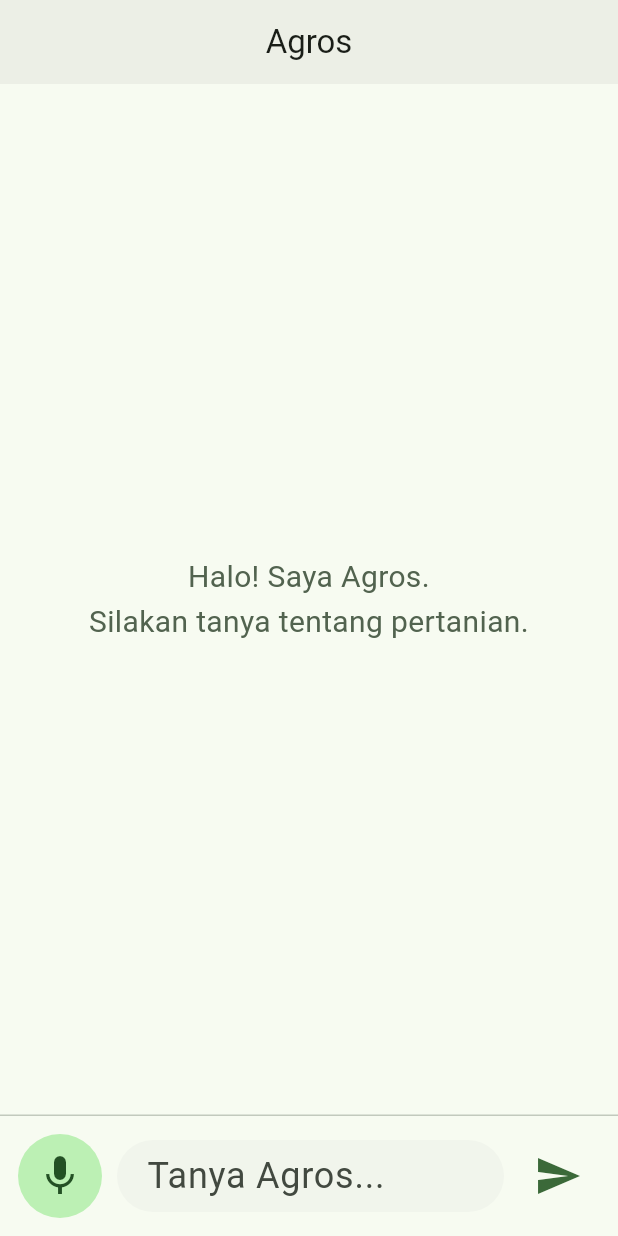
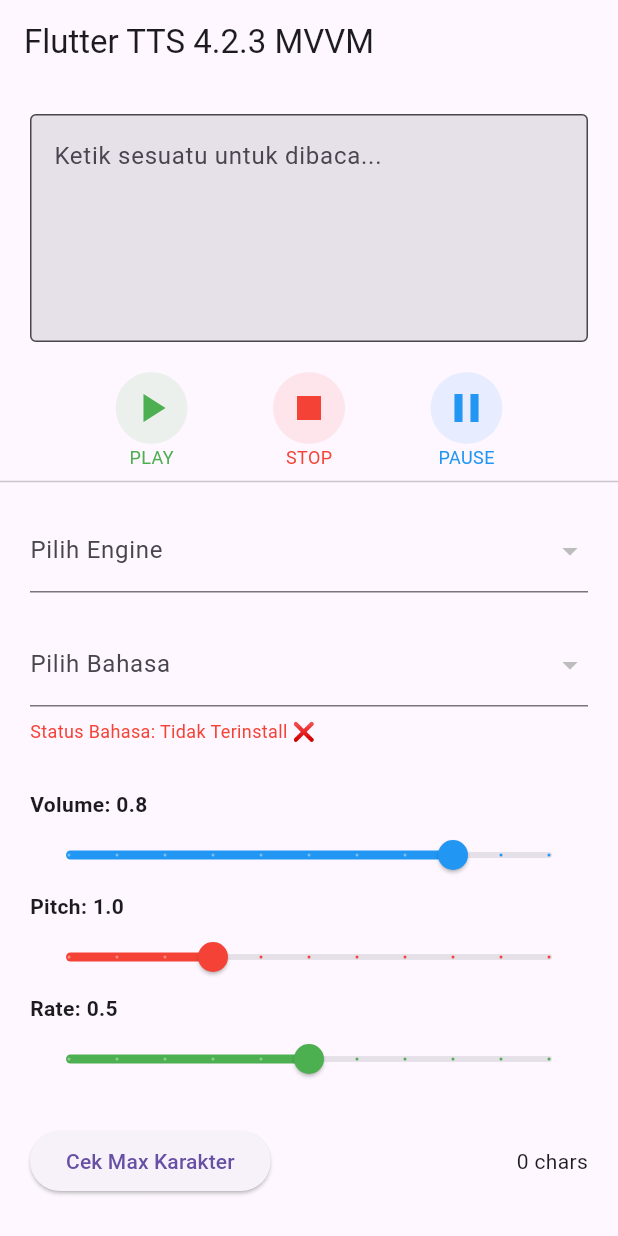
Before and after one commit to 1nnocentia/Agros-Frontend, a Flutter app: the screen it shows after launch, on a phone screen of 412 x 824 dp. Run offline on Flutter 3.47's test engine with Material 3 defaults, Android fonts, the phone set to English and light mode, and no system bars; our stand-ins replace firebase_ai, firebase_core, flutter_dotenv, flutter_tts, permission_handler, speech_to_text; missing offline and left inert: porcupine_flutter; accounts and stored records are empty; generated files the repository leaves out were written again.

Commit message:
feat: add TTS functionality with TtsView and TtsViewModel

```diff
--- a/lib/main.dart
+++ b/lib/main.dart
@@ -16,44 +16,60 @@
 import 'package:agros/presentation/viewmodels/chat_viewmodel.dart';
 import 'package:agros/presentation/views/chat_testing_view.dart';
 
-void main() async {
-  WidgetsFlutterBinding.ensureInitialized();
-    SystemChrome.setEnabledSystemUIMode(SystemUiMode.edgeToEdge);
-    SystemChrome.setSystemUIOverlayStyle(const SystemUiOverlayStyle(
-      systemNavigationBarColor: Colors.transparent,
-      statusBarColor: Colors.transparent,
-      statusBarIconBrightness: Brightness.dark,
-  ));
-  await dotenv.load(fileName: '.env');
-  await Firebase.initializeApp(
-    options: DefaultFirebaseOptions.currentPlatform,
+// void main() async {
+//   WidgetsFlutterBinding.ensureInitialized();
+//     SystemChrome.setEnabledSystemUIMode(SystemUiMode.edgeToEdge);
+//     SystemChrome.setSystemUIOverlayStyle(const SystemUiOverlayStyle(
+//       systemNavigationBarColor: Colors.transparent,
+//       statusBarColor: Colors.transparent,
+//       statusBarIconBrightness: Brightness.dark,
+//   ));
+//   await dotenv.load(fileName: '.env');
+//   await Firebase.initializeApp(
+//     options: DefaultFirebaseOptions.currentPlatform,
+//   );
+//   runApp(const MyApp());
+// }
+
+// class MyApp extends StatelessWidget {
+//   const MyApp({super.key});
+
+//   @override
+//   Widget build(BuildContext context) {
+//     return MultiProvider(
+//       providers: [
+//         ChangeNotifierProvider(
+//           create: (_) => SttViewmodel()..initSpeechState(),
+//         ),
+
+//         ChangeNotifierProvider(
+//           create: (_) => ChatViewModel(),
+//         ),
+//       ],
+//       child: MaterialApp(
+//         title: 'Agros',
+//         debugShowCheckedModeBanner: false,
+
+//         theme: AppTheme.lightTheme,
+
+//         home: const ChatPage(),
+//       ),
+//     );
+//   }
+// }
+
+import 'package:agros/presentation/viewmodels/tts_viewmodel.dart';
+import 'package:agros/presentation/views/tts_view.dart';
+
+void main() {
+  runApp(
+    MultiProvider(
+      providers: [
+        ChangeNotifierProvider(create: (_) => TtsViewModel()),
+      ],
+      child: const MaterialApp(
+        home: TtsView(),
+      ),
+    ),
   );
-  runApp(const MyApp());
 }
-
-class MyApp extends StatelessWidget {
-  const MyApp({super.key});
-
-  @override
-  Widget build(BuildContext context) {
-    return MultiProvider(
-      providers: [
-        ChangeNotifierProvider(
-          create: (_) => SttViewmodel()..initSpeechState(),
-        ),
-
-        ChangeNotifierProvider(
-          create: (_) => ChatViewModel(),
-        ),
-      ],
-      child: MaterialApp(
-        title: 'Agros',
-        debugShowCheckedModeBanner: false,
-
-        theme: AppTheme.lightTheme,
-
-        home: const ChatPage(),
-      ),
-    );
-  }
-}
--- /dev/null
+++ b/lib/presentation/viewmodels/tts_viewmodel.dart
@@ -0,0 +1,204 @@
+import 'dart:io' show Platform;
+import 'package:flutter/foundation.dart';
+import 'package:agros/core/services/tts_service.dart';
+
+
+
+enum TtsState {playing, stopped, paused, continued}
+
+class TtsViewModel extends ChangeNotifier {
+  final TtsService _service = TtsService();
+
+  TtsState _ttsState = TtsState.stopped;
+
+  String? _language;
+  String? _engine;
+
+  double _volume = 0.8;
+  double _pitch = 1.0;
+  double _rate = 0.5;
+
+  bool _isCurrentLanguageInstalled = false;
+  int? _inputLength;
+
+  List<String> _languages = [];
+  List<String> _engines = [];
+
+  TtsState get ttsState => _ttsState;
+  String? get language => _language;
+  String? get engine => _engine;
+  double get volume => _volume;
+  double get pitch => _pitch;
+  double get rate => _rate;
+  bool get isCurrentLanguageInstalled => _isCurrentLanguageInstalled;
+  int? get inputLength => _inputLength;
+  List<String> get languages => _languages;
+  List<String> get engines => _engines;
+
+  bool get isPlaying => _ttsState == TtsState.playing;
+  bool get isAndroid => !kIsWeb && Platform.isAndroid;
+
+  TtsViewModel() {
+    _initTts();
+  }
+
+  Future<void> _initTts() async {
+    await _service.init();
+
+    await _loadLanguages();
+    if (isAndroid) {
+      await _loadEngines();
+    }
+
+    final systemLocale = PlatformDispatcher.instance.locale;
+    final systemLanguageCode = "${systemLocale.languageCode}-${systemLocale.countryCode}";
+
+    debugPrint("System Locale User: $systemLanguageCode");
+
+    bool hasIndonesian = _languages.contains('id-ID');
+
+    bool hasSystemLang = _languages.contains(systemLanguageCode);
+
+    if (systemLanguageCode == 'id-ID' && hasIndonesian) {
+      await setLanguage('id-ID');
+      debugPrint("Menggunakan Bahasa Indonesia (Sesuai System).");
+    } else if (hasSystemLang) {
+      await setLanguage(systemLanguageCode);
+      debugPrint("Menggunakan Bahasa System: $systemLanguageCode");
+    } else if (hasIndonesian) {
+      await setLanguage('id-ID');
+      debugPrint("Bahasa System tidak didukung. Fallback ke Bahasa Indonesia.");
+    } else {
+      debugPrint("Tidak ada bahasa yang cocok. Menggunakan default engine.");
+    }
+
+    _service.instance.setStartHandler(() {
+      _ttsState = TtsState.playing;
+      notifyListeners();
+    });
+
+    _service.instance.setCompletionHandler(() {
+      _ttsState = TtsState.stopped;
+      notifyListeners();
+    });
+
+    _service.instance.setCancelHandler(() {
+      _ttsState = TtsState.stopped;
+      notifyListeners();
+    });
+
+    _service.instance.setPauseHandler(() {
+      _ttsState = TtsState.paused;
+      notifyListeners();
+    });
+
+    _service.instance.setContinueHandler(() {
+      _ttsState = TtsState.continued;
+      notifyListeners();
+    });
+
+    _service.instance.setErrorHandler((msg) {
+      debugPrint("TTS Error: $msg");
+      _ttsState = TtsState.stopped;
+      notifyListeners();
+    });
+  }
+
+  Future<void> _loadLanguages() async {
+    try {
+      dynamic langs = await _service.getLanguages();
+      if (langs != null && langs is List) {
+        _languages = langs.map((e) => e.toString()).toList();
+        notifyListeners();
+      }
+    } catch (e) {
+      debugPrint("Error loading languages: $e");
+    }
+  }
+
+  Future<void> _loadEngines() async {
+    try {
+      dynamic engines = await _service.getEngines();
+      if (engines != null && engines is List) {
+        _engines = engines.map((e) => e.toString()).toList();
+        notifyListeners();
+      }
+    } catch (e) {
+      debugPrint("Error loading engines: $e");
+    }
+  }
+
+  Future<void> speak(String text) async {
+    if (text.trim().isEmpty) return;
+
+    await _service.setVolume(_volume);
+    await _service.setRate(_rate);
+    await _service.setPitch(_pitch);
+
+    if (_language != null) {
+      await _service.setLanguage(_language!);
+    }
+
+    await _service.speak(text);
+  }
+
+  Future<void> stop() async {
+    var result = await _service.stop();
+    if (result == 1) {
+      _ttsState = TtsState.stopped;
+      notifyListeners();
+    }
+  }
+
+  Future<void> pause() async {
+    var result = await _service.pause();
+    if (result == 1) {
+      _ttsState = TtsState.paused;
+      notifyListeners();
+    }
+  }
+
+  Future<void> setLanguage(String? lang) async {
+    _language = lang;
+    if (lang != null) {
+      await _service.setLanguage(lang);
+      if (isAndroid) {
+        var installed = await _service.instance.isLanguageInstalled(lang);
+        _isCurrentLanguageInstalled = (installed as bool);
+
+        if (!_isCurrentLanguageInstalled) {
+          debugPrint("Peringatan: Bahasa $lang belum di-download di pengaturan HP Android.");
+        }
+      }
+    }
+    notifyListeners();
+  }
+
+  void setEngine(String? newEngine) async {
+    _engine = newEngine;
+    if (newEngine != null) {
+      await _service.setEngine(newEngine);
+    }
+    notifyListeners();
+  }
+
+  void updateVolume(double val) {
+    _volume = val;
+    notifyListeners();
+  }
+
+  void updatePitch(double val) {
+    _pitch = val;
+    notifyListeners();
+  }
+
+  void updateRate(double val) {
+    _rate = val;
+    notifyListeners();
+  }
+
+  Future<void> getMaxInputLength() async {
+    _inputLength = await _service.instance.getMaxSpeechInputLength;
+    notifyListeners();
+  }
+}
--- /dev/null
+++ b/lib/presentation/views/tts_view.dart
@@ -0,0 +1,193 @@
+import 'package:flutter/material.dart';
+import 'package:provider/provider.dart';
+import 'package:agros/presentation/viewmodels/tts_viewmodel.dart';
+
+class TtsView extends StatefulWidget {
+  const TtsView({super.key});
+
+  @override
+  State<TtsView> createState() => _TtsViewState();
+}
+
+class _TtsViewState extends State<TtsView> {
+  final TextEditingController _textController = TextEditingController();
+
+  @override
+  void dispose() {
+    _textController.dispose();
+    super.dispose();
+  }
+
+  @override
+  Widget build(BuildContext context) {
+    // Gunakan 'watch' untuk rebuild UI saat notifyListeners dipanggil
+    final vm = context.watch<TtsViewModel>();
+
+    return Scaffold(
+      appBar: AppBar(title: const Text('Flutter TTS 4.2.3 MVVM')),
+      body: SingleChildScrollView(
+        padding: const EdgeInsets.only(bottom: 50),
+        child: Column(
+          children: [
+            _buildInputSection(),
+            _buildButtonSection(vm),
+
+            const Divider(),
+
+            // Dropdown Engine (Hanya Android)
+            if (vm.isAndroid) _buildEngineSection(vm),
+
+            _buildLanguageSection(vm),
+
+            const SizedBox(height: 20),
+            _buildSliders(vm),
+
+            if (vm.isAndroid) _buildMaxLengthSection(vm),
+          ],
+        ),
+      ),
+    );
+  }
+
+  Widget _buildInputSection() {
+    return Container(
+      padding: const EdgeInsets.all(20.0),
+      child: TextField(
+        controller: _textController,
+        maxLines: 5,
+        decoration: const InputDecoration(
+          hintText: "Ketik sesuatu untuk dibaca...",
+          border: OutlineInputBorder(),
+          filled: true,
+        ),
+      ),
+    );
+  }
+
+  Widget _buildButtonSection(TtsViewModel vm) {
+    return Container(
+      padding: const EdgeInsets.symmetric(horizontal: 20),
+      child: Row(
+        mainAxisAlignment: MainAxisAlignment.spaceEvenly,
+        children: [
+          _buildBtn(
+            vm.isPlaying ? Colors.grey : Colors.green,
+            Icons.play_arrow,
+            'PLAY',
+            // Disable tombol play jika sedang playing
+            vm.isPlaying ? null : () => vm.speak(_textController.text)
+          ),
+          _buildBtn(Colors.red, Icons.stop, 'STOP', vm.stop),
+          _buildBtn(Colors.blue, Icons.pause, 'PAUSE', vm.pause),
+        ],
+      ),
+    );
+  }
+
+  Widget _buildEngineSection(TtsViewModel vm) {
+    return Container(
+      padding: const EdgeInsets.symmetric(horizontal: 20, vertical: 10),
+      child: DropdownButtonFormField<String>(
+        value: vm.engine,
+        decoration: const InputDecoration(labelText: "Pilih Engine"),
+        isExpanded: true,
+        items: vm.engines.map((e) => DropdownMenuItem(value: e, child: Text(e))).toList(),
+        onChanged: vm.setEngine,
+      ),
+    );
+  }
+
+  Widget _buildLanguageSection(TtsViewModel vm) {
+    return Container(
+      padding: const EdgeInsets.symmetric(horizontal: 20, vertical: 10),
+      child: Column(
+        crossAxisAlignment: CrossAxisAlignment.start,
+        children: [
+          DropdownButtonFormField<String>(
+            value: vm.language,
+            decoration: const InputDecoration(labelText: "Pilih Bahasa"),
+            isExpanded: true,
+            // Jika list kosong, tampilkan placeholder
+            items: vm.languages.isEmpty
+              ? []
+              : vm.languages.map((l) => DropdownMenuItem(value: l, child: Text(l))).toList(),
+            onChanged: vm.setLanguage,
+          ),
+          if (vm.isAndroid)
+            Padding(
+              padding: const EdgeInsets.only(top: 8.0),
+              child: Text(
+                "Status Bahasa: ${vm.isCurrentLanguageInstalled ? 'Terinstall ✅' : 'Tidak Terinstall ❌'}",
+                style: TextStyle(
+                  color: vm.isCurrentLanguageInstalled ? Colors.green : Colors.red,
+                  fontSize: 12
+                ),
+              ),
+            ),
+        ],
+      ),
+    );
+  }
+
+  Widget _buildSliders(TtsViewModel vm) {
+    return Column(
+      children: [
+        _slider("Volume", vm.volume, vm.updateVolume, Colors.blue),
+        _slider("Pitch", vm.pitch, vm.updatePitch, Colors.red, min: 0.5, max: 2.0),
+        _slider("Rate", vm.rate, vm.updateRate, Colors.green),
+      ],
+    );
+  }
+
+  Widget _buildMaxLengthSection(TtsViewModel vm) {
+    return Padding(
+      padding: const EdgeInsets.all(20.0),
+      child: Row(
+        mainAxisAlignment: MainAxisAlignment.spaceBetween,
+        children: [
+          ElevatedButton(
+            onPressed: vm.getMaxInputLength,
+            child: const Text('Cek Max Karakter'),
+          ),
+          Text("${vm.inputLength ?? 0} chars"),
+        ],
+      ),
+    );
+  }
+
+  // --- Helpers ---
+
+  Widget _buildBtn(Color color, IconData icon, String label, VoidCallback? onTap) {
+    return Column(
+      children: [
+        IconButton.filled(
+          style: IconButton.styleFrom(backgroundColor: color.withOpacity(0.1)),
+          icon: Icon(icon, color: onTap == null ? Colors.grey : color),
+          iconSize: 32,
+          onPressed: onTap,
+        ),
+        Text(label, style: TextStyle(color: onTap == null ? Colors.grey : color, fontSize: 12))
+      ],
+    );
+  }
+
+  Widget _slider(String label, double val, Function(double) onChanged, Color color, {double min = 0.0, double max = 1.0}) {
+    return Padding(
+      padding: const EdgeInsets.symmetric(horizontal: 20),
+      child: Column(
+        crossAxisAlignment: CrossAxisAlignment.start,
+        children: [
+          Text("$label: ${val.toStringAsFixed(1)}", style: const TextStyle(fontWeight: FontWeight.bold)),
+          Slider(
+            value: val,
+            onChanged: onChanged,
+            min: min,
+            max: max,
+            divisions: 10,
+            activeColor: color,
+          ),
+        ],
+      ),
+    );
+  }
+}
```
